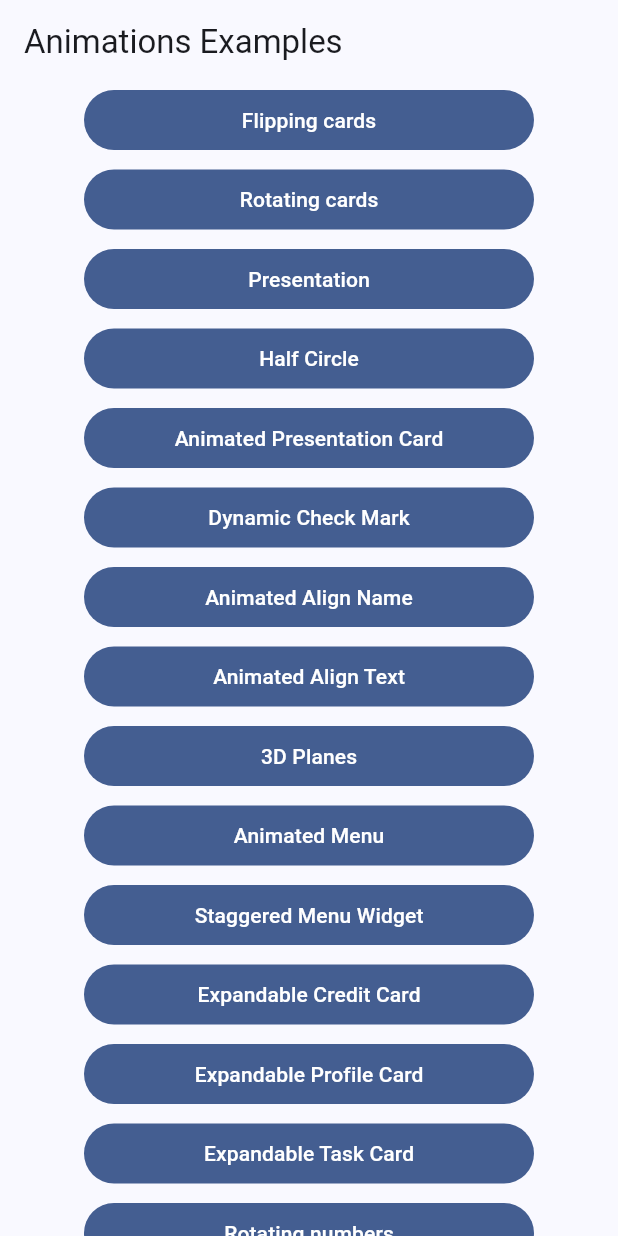
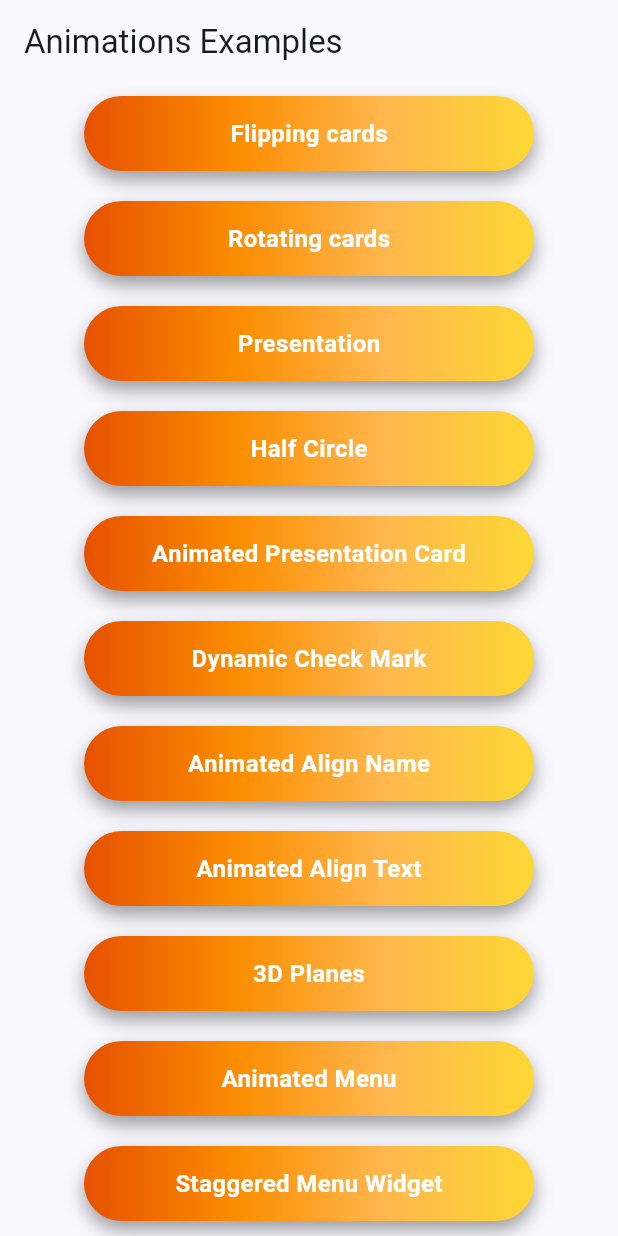
Before and after one commit to hydev777/wt-flutter-samples, a Flutter app: the screen it shows after launch, on a phone screen of 412 x 824 dp. Run offline on Flutter 3.47's test engine with Material 3 defaults, Android fonts, the phone set to English and light mode, and no system bars.

Commit message:
Changed design of buttons

```diff
--- a/lib/main.dart
+++ b/lib/main.dart
@@ -21,10 +21,15 @@ class MyApp extends StatelessWidget {
         appBar: AppBar(
           title: const Text('Animations Examples'),
         ),
-        body: const Center(
+        body: const Align(
+          alignment: Alignment.topCenter,
           child: SingleChildScrollView(
+            child: Padding(
+              padding: EdgeInsets.all(8.0),
+              child: SizedBox(
+                width: double.infinity,
                 child: Column(
-              spacing: 5,
+                  spacing: 20,
                   children: <Widget>[
                     _CustomButton(
                       text: 'Flipping cards',
@@ -107,6 +112,8 @@ class MyApp extends StatelessWidget {
               ),
             ),
           ),
+        ),
+      ),
     );
   }
 }
@@ -122,17 +129,45 @@ class _CustomButton extends StatelessWidget {
 
   @override
   Widget build(BuildContext context) {
-    return SizedBox(
-      width: 300,
-      child: FilledButton(
-        onPressed: () {
+    return GestureDetector(
+      onTap: () {
         Navigator.of(context).push(
           MaterialPageRoute<void>(
             builder: (BuildContext context) => to,
           ),
         );
       },
-        child: Text(text),
+      child: Container(
+        height: 50,
+        width: 300,
+        alignment: Alignment.center,
+        decoration: BoxDecoration(
+          borderRadius: BorderRadius.circular(40),
+          boxShadow: const [
+            BoxShadow(
+              color: Colors.black38,
+              offset: Offset(0, 6),
+              blurRadius: 10,
+              spreadRadius: 0,
+            )
+          ],
+          gradient: LinearGradient(
+            colors: [
+              Colors.orange[900]!,
+              Colors.orange[600]!,
+              Colors.orange[300]!,
+              Colors.yellow[600]!,
+            ],
+          ),
+        ),
+        child: Text(
+          text,
+          style: const TextStyle(
+            fontSize: 16,
+            fontWeight: FontWeight.bold,
+            color: Colors.white,
+          ),
+        ),
       ),
     );
   }
```
Lines whose indentation alone changed are shown as unchanged.
